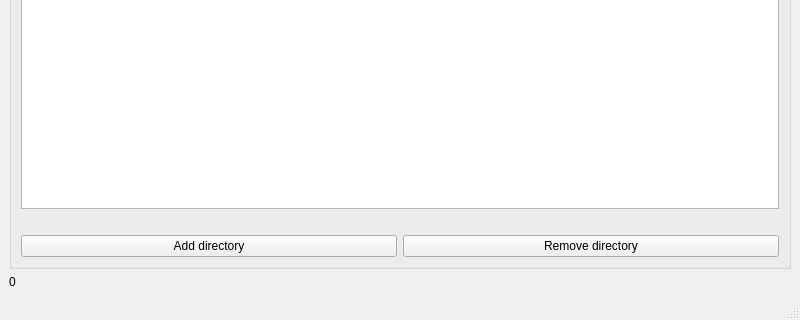
Old version of the form ManageWindow.ui in the repository hxcan/thumbnailsdeleter; both pictures show x 0 to 800 and y 280 to 600 of the 800 by 600 pixel window.
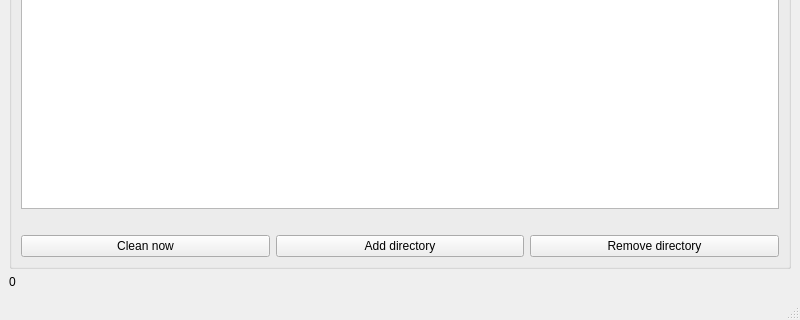
New version of the form.

```diff
--- a/ManageWindow.ui
+++ b/ManageWindow.ui
@@ -33,6 +33,13 @@
        </item>
        <item>
         <layout class="QHBoxLayout" name="directoryhorizontalLayout">
+         <item>
+          <widget class="QPushButton" name="cleanNowpushButton">
+           <property name="text">
+            <string>Clean now</string>
+           </property>
+          </widget>
+         </item>
          <item>
           <widget class="QPushButton" name="addDirectorypushButton">
            <property name="text">
```
Left out of the diff: 23 changed lines with no effect on the pictures.
